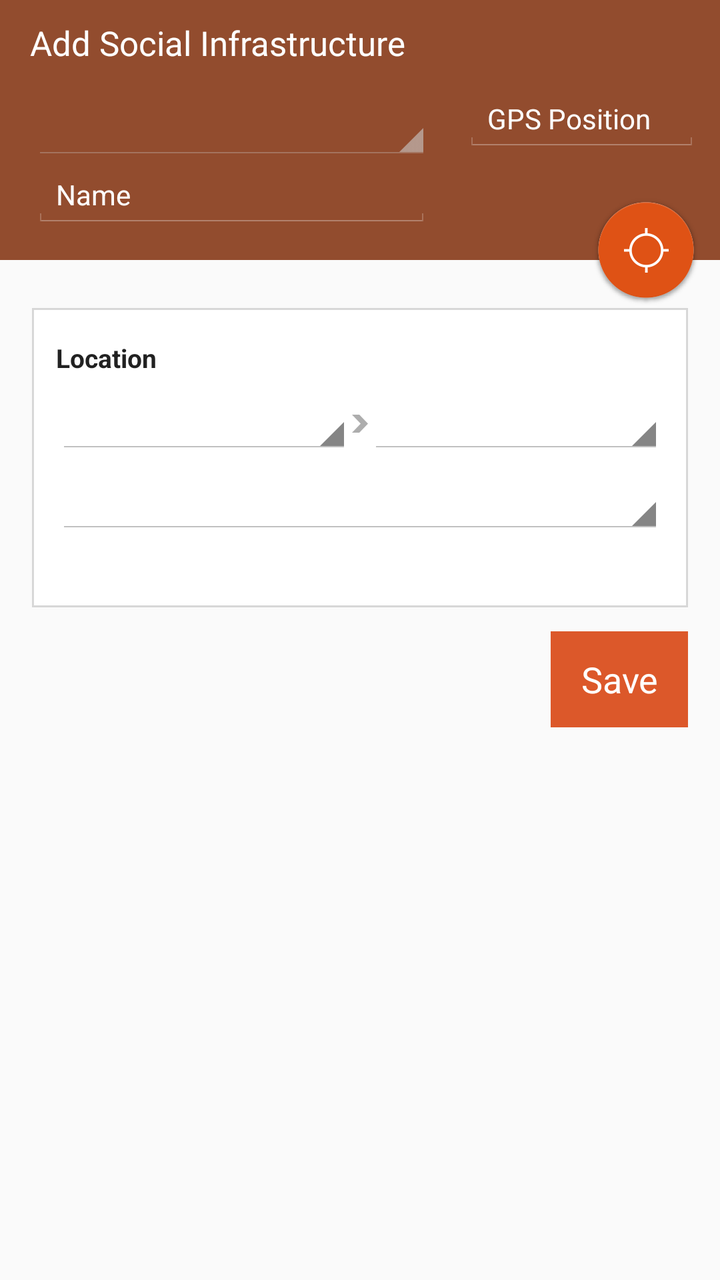
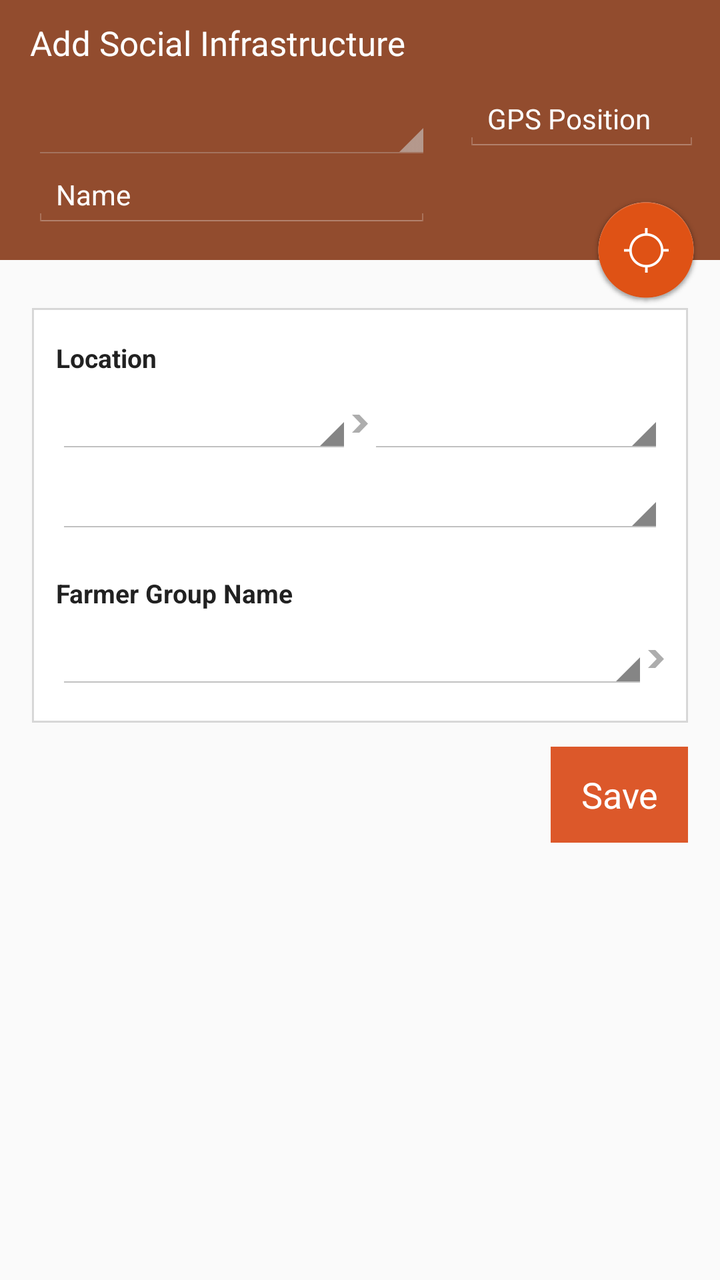

Before-and-after screenshots of an Android layout around one commit, followed by the original layout XML and the change that was made.
<!-- AndroidManifest.xml: application theme AppTheme -->
<!-- res/layout/activity_add_infrastructure.xml -->
<RelativeLayout xmlns:android="http://schemas.android.com/apk/res/android"
    xmlns:tools="http://schemas.android.com/tools" android:layout_width="match_parent"
    android:layout_height="match_parent"
    android:background="@color/ofis_page_background"
    tools:context="com.olam.digital.ofis.AddInfrastructureActivity"
    android:focusableInTouchMode="true"
    tools:ignore="Overdraw">

    <ImageView
        android:layout_width="match_parent"
        android:layout_height="130dp"
        android:id="@+id/topSectionBackground"
        android:background="@color/ofis_poi_screen_top_background_school"
        android:contentDescription="@string/cd_topSectionColour" />

    
    <ScrollView
        android:layout_width="wrap_content"
        android:layout_height="wrap_content"
        android:id="@+id/scrollView"
        android:layout_below="@+id/topSectionBackground"
        android:padding="0dp">

        <LinearLayout
            android:orientation="vertical"
            android:layout_width="match_parent"
            android:layout_height="wrap_content"
            android:id="@+id/bottomSection"
            android:background="@android:color/transparent"
            android:paddingLeft="@dimen/activity_horizontal_margin"
            android:paddingRight="@dimen/activity_horizontal_margin"
            android:paddingTop="@dimen/activity_vertical_margin"
            android:paddingBottom="@dimen/activity_vertical_margin"
            android:animateLayoutChanges="true">

            <LinearLayout
                android:orientation="vertical"
                android:layout_width="match_parent"
                android:layout_height="wrap_content"
                android:id="@+id/questionsSection"/>


            <LinearLayout
                android:orientation="vertical"
                android:layout_width="match_parent"
                android:layout_height="wrap_content"
                android:id="@+id/olamFundedWrapper"
                android:visibility="gone"
                android:paddingLeft="@dimen/ofis_large_pad"
                android:paddingRight="@dimen/ofis_large_pad"
                android:paddingBottom="@dimen/activity_vertical_margin"
                android:paddingTop="@dimen/activity_vertical_margin"
                android:background="@drawable/border_white_background">

                <Switch
                    android:layout_width="match_parent"
                    android:layout_height="wrap_content"
                    android:text="@string/ofis_olam_funded"
                    android:id="@+id/olamFunded"
                    android:textOff="@string/ofis_switch_text_no"
                    android:textOn="@string/ofis_switch_text_yes"
                    android:textSize="@dimen/ofis_small_text"
                    android:textStyle="bold"
                    android:switchTextAppearance="@style/SwitchText"
                    tools:ignore="RtlHardcoded" />

            </LinearLayout>

            <include
                android:visibility="gone"
                android:id="@+id/additional_components_school"
                android:layout_width="match_parent"
                android:layout_height="wrap_content"
                layout="@layout/include_additional_components_school" />
            <include
                android:visibility="gone"
                android:id="@+id/additional_components_buyingcentre"
                android:layout_width="match_parent"
                android:layout_height="wrap_content"
                layout="@layout/include_additional_components_buyingcentre" />
            <include
                android:visibility="gone"
                android:id="@+id/additional_components_cleanwatersupply"
                android:layout_width="match_parent"
                android:layout_height="wrap_content"
                layout="@layout/include_additional_components_cleanwatersupply" />
            <include
                android:visibility="gone"
                android:id="@+id/additional_components_healthcentre"
                android:layout_width="match_parent"
                android:layout_height="wrap_content"
                layout="@layout/include_additional_components_healthcentre" />

            
            <LinearLayout
                android:orientation="vertical"
                android:layout_width="match_parent"
                android:layout_height="wrap_content"
                android:paddingLeft="@dimen/ofis_large_pad"
                android:paddingRight="@dimen/ofis_large_pad"
                android:paddingBottom="@dimen/activity_vertical_margin"
                android:paddingTop="@dimen/activity_vertical_margin"
                android:background="@drawable/border_white_background"
                android:layout_marginTop="@dimen/ofis_med_pad">

                <TextView
                    android:layout_width="wrap_content"
                    android:layout_height="wrap_content"
                    android:textColor="@color/ofis_text_field"
                    android:textSize="@dimen/ofis_small_text"
                    android:text="@string/location"
                    android:textStyle="bold"
                    android:layout_marginBottom="@dimen/ofis_med_pad"/>

                <LinearLayout
                    android:orientation="horizontal"
                    android:layout_width="match_parent"
                    android:layout_height="wrap_content"
                    android:layout_marginBottom="@dimen/ofis_med_pad">

                    <Spinner
                        android:layout_width="match_parent"
                        android:layout_height="wrap_content"
                        android:id="@+id/spinner_country"
                        android:hint="@string/Country"
                        android:nextFocusDown="@+id/spinner_region"
                        android:nextFocusForward="@+id/spinner_region"
                        android:layout_weight="1"
                        android:layout_marginLeft="0dp"
                        />

                    <ImageView
                        android:layout_width="wrap_content"
                        android:layout_height="match_parent"
                        android:contentDescription="@string/ofis_cd_hierarchy_arrow"
                        android:src="@drawable/ic_spinner_hierarchy_arrow"
                        android:scaleType="center" />

                    <Spinner
                        android:layout_width="match_parent"
                        android:layout_height="wrap_content"
                        android:id="@+id/spinner_region"
                        android:nextFocusDown="@id/spinner_district"
                        android:layout_marginRight="0dp"
                        android:layout_weight="1" />

                </LinearLayout>

                <LinearLayout
                    android:orientation="horizontal"
                    android:layout_width="match_parent"
                    android:layout_height="wrap_content"
                    android:paddingBottom="@dimen/ofis_bottom_section_padding_vertical">

                    <Spinner
                        android:layout_width="0dp"
                        android:layout_height="wrap_content"
                        android:id="@+id/spinner_district"
                        android:layout_weight="1" />

                </LinearLayout>

            </LinearLayout>

            <RelativeLayout
                android:layout_width="match_parent"
                android:layout_height="match_parent"
                android:layout_marginTop="@dimen/ofis_large_pad">

                <Button
                    android:layout_width="wrap_content"
                    android:layout_height="wrap_content"
                    android:text="@string/Save"
                    android:id="@+id/buttonSave"
                    android:layout_alignParentEnd="true"
                    android:layout_alignParentRight="true"
                    android:layout_alignParentBottom="true"
                    android:background="@color/ofis_action_button_background"
                    android:textColor="@color/ofis_base_font_white"
                    android:paddingLeft="15dp"
                    android:paddingRight="15dp" />
            </RelativeLayout>

        </LinearLayout>
    </ScrollView>

    
    <TextView
        android:layout_width="match_parent"
        android:layout_height="wrap_content"
        android:text="@string/Add_Point_of_Interest"
        android:id="@+id/textView2"
        android:textColor="@color/ofis_base_font_white"
        android:textSize="@dimen/ofis_large_text"
        android:paddingRight="0dp"
        android:paddingLeft="15dp"
        android:paddingTop="10dp"
        android:maxLines="1" />

    
    <LinearLayout
        android:orientation="horizontal"
        android:layout_width="match_parent"
        android:layout_height="wrap_content"
        android:minHeight="120dp"
        android:id="@+id/topSection"
        android:layout_marginBottom="0dp"
        android:paddingBottom="0dp"
        android:layout_below="@id/textView2"
        android:baselineAligned="false">

        
        <LinearLayout
            android:orientation="vertical"
            android:layout_width="match_parent"
            android:layout_height="wrap_content"
            android:layout_weight="1"
            android:paddingLeft="@dimen/activity_horizontal_margin"
            android:paddingRight="@dimen/activity_horizontal_margin"
            android:paddingTop="@dimen/activity_vertical_margin"
            android:paddingBottom="@dimen/activity_vertical_margin">

            <Spinner
                android:layout_width="0dp"
                android:layout_height="0dp"
                android:id="@+id/spinner_modules"
                android:visibility="invisible"
                android:textColor="@color/ofis_base_font_white"
                style="@style/Spinner"/>

            
            <Spinner
                android:layout_width="match_parent"
                android:layout_height="wrap_content"
                android:id="@+id/spinner_submodules"
                android:textColor="@color/ofis_base_font_white"
                style="@style/Spinner"/>

            <EditText
                android:layout_width="match_parent"
                android:layout_height="wrap_content"
                android:inputType="textCapWords"
                android:id="@+id/poiName"
                android:textColor="@color/ofis_base_font_white"
                android:textSize="@dimen/ofis_input_field_text"
                android:maxLength="100"
                android:layout_marginBottom="@dimen/ofis_input_field_bottom_margin"
                android:hint="@string/Name"
                android:textColorHint="@color/ofis_base_font_white"
                android:background="@drawable/ofis_edit_text_holo_dark"
                />

        </LinearLayout>

        <RelativeLayout
            android:layout_width="wrap_content"
            android:layout_height="match_parent"
            android:layout_weight="1.8"
            android:paddingTop="10dp"
            android:paddingLeft="0dp"
            android:paddingRight="10dp">
            <EditText
                android:layout_width="match_parent"
                android:layout_height="wrap_content"
                android:id="@+id/gpsPosition"
                android:textColor="@color/ofis_base_font_white"
                android:textSize="@dimen/ofis_input_field_text"
                android:hint="@string/GPS_Position"
                android:textColorHint="@color/ofis_base_font_white"
                android:background="@drawable/ofis_edit_text_holo_dark"
                android:layout_marginBottom="@dimen/ofis_input_field_bottom_margin" />

            <ImageButton
                android:layout_width="wrap_content"
                android:layout_height="wrap_content"
                android:id="@+id/requestLocation"
                android:contentDescription="@string/record_farm_location_hint"
                android:src="@drawable/ic_actionbutton_location_searching"
                android:background="@android:color/transparent"
                android:layout_alignParentEnd="false"
                android:layout_alignParentBottom="true"
                android:layout_alignParentRight="true"
                android:padding="0dp"
                android:adjustViewBounds="false"
                android:scaleType="fitXY" />
        </RelativeLayout>

    </LinearLayout>

</RelativeLayout>
<!-- res/layout/include_additional_components_school.xml (included above) -->
<?xml version="1.0" encoding="utf-8"?>
<LinearLayout
    xmlns:android="http://schemas.android.com/apk/res/android"
    xmlns:tools="http://schemas.android.com/tools"
    android:orientation="horizontal"
    android:layout_width="match_parent"
    android:layout_height="match_parent"> 

  <LinearLayout
    android:orientation="vertical"
    android:layout_width="match_parent"
    android:layout_height="wrap_content"
    android:id="@+id/additional_school"
    android:background="@android:color/transparent"
      tools:ignore="UselessParent">

      <LinearLayout
          android:orientation="vertical"
          android:layout_width="match_parent"
          android:layout_height="wrap_content"
          android:paddingLeft="@dimen/ofis_large_pad"
          android:paddingRight="@dimen/ofis_large_pad"
          android:paddingBottom="@dimen/activity_vertical_margin"
          android:paddingTop="@dimen/activity_vertical_margin"
          android:background="@drawable/border_white_background"
          android:layout_marginTop="@dimen/ofis_med_pad">

          <TextView
              android:layout_width="match_parent"
              android:layout_height="wrap_content"
              android:textColor="@color/ofis_text_field"
              android:textSize="@dimen/ofis_small_text"
              android:text="@string/Capacity"
              android:textStyle="bold"
              />
          <EditText
              android:layout_width="match_parent"
              android:layout_height="wrap_content"
              android:inputType="number"
              android:id="@+id/editText_capacity"
              android:textColor="@color/ofis_text_field"
              android:textSize="@dimen/ofis_input_field_text"
              android:textColorHint="@color/ofis_text_field"
              android:hint="@string/ModuleAnswerHint"
              android:nextFocusDown="@+id/editText_numberOfClassRooms"/>

      </LinearLayout>

      <LinearLayout
          android:orientation="vertical"
          android:layout_width="match_parent"
          android:layout_height="wrap_content"
          android:paddingLeft="@dimen/ofis_large_pad"
          android:paddingRight="@dimen/ofis_large_pad"
          android:paddingBottom="@dimen/activity_vertical_margin"
          android:paddingTop="@dimen/activity_vertical_margin"
          android:background="@drawable/border_white_background"
          android:layout_marginTop="@dimen/ofis_med_pad">

          <TextView
              android:layout_width="match_parent"
              android:layout_height="wrap_content"
              android:textSize="@dimen/ofis_small_text"
              android:textColor="@color/ofis_text_field"
              android:text="@string/Number_of_Classrooms"
              android:textStyle="bold"
              />
          <EditText
              android:layout_width="match_parent"
              android:layout_height="wrap_content"
              android:inputType="number"
              android:id="@+id/editText_numberOfClassRooms"
              android:textColor="@color/ofis_text_field"
              android:textSize="@dimen/ofis_input_field_text"
              android:textColorHint="@color/ofis_text_field"
              android:hint="@string/ModuleAnswerHint"
              android:nextFocusDown="@+id/genderspinner"/>

      </LinearLayout>

      <LinearLayout
          android:orientation="vertical"
          android:layout_width="match_parent"
          android:layout_height="wrap_content"
          android:paddingLeft="@dimen/ofis_large_pad"
          android:paddingRight="@dimen/ofis_large_pad"
          android:paddingBottom="@dimen/activity_vertical_margin"
          android:paddingTop="@dimen/activity_vertical_margin"
          android:background="@drawable/border_white_background"
          android:layout_marginTop="@dimen/ofis_med_pad">

          <TextView
              android:layout_width="match_parent"
              android:layout_height="wrap_content"
              android:textSize="@dimen/ofis_small_text"
              android:textColor="@color/ofis_text_field"
              android:text="@string/ofis_select_gender"
              android:textStyle="bold"
              />
          <Spinner
              android:layout_width="match_parent"
              android:layout_height="wrap_content"
              android:id="@+id/genderspinner"
              android:textColor="@color/ofis_text_field"
              android:entries="@array/genders_2"
              android:nextFocusDown="@+id/educationlevels"/>

      </LinearLayout>

      <LinearLayout
          android:orientation="vertical"
          android:layout_width="match_parent"
          android:layout_height="wrap_content"
          android:paddingLeft="@dimen/ofis_large_pad"
          android:paddingRight="@dimen/ofis_large_pad"
          android:paddingBottom="@dimen/activity_vertical_margin"
          android:paddingTop="@dimen/activity_vertical_margin"
          android:background="@drawable/border_white_background"
          android:layout_marginTop="@dimen/ofis_med_pad">

          <TextView
              android:layout_width="match_parent"
              android:layout_height="wrap_content"
              android:textSize="@dimen/ofis_input_field_text"
              android:textColor="@color/ofis_text_field"
              android:text="@string/ofis_select_education_level"
              android:textStyle="bold"
              />

          <Spinner
              android:layout_width="match_parent"
              android:layout_height="wrap_content"
              android:id="@+id/educationlevels"
              android:textColor="@color/ofis_text_field"
              android:entries="@array/educationlevels"
              android:nextFocusDown="@+id/school_yearOpened"
              />

      </LinearLayout>

      <LinearLayout
          android:orientation="vertical"
          android:layout_width="match_parent"
          android:layout_height="wrap_content"
          android:paddingLeft="@dimen/ofis_large_pad"
          android:paddingRight="@dimen/ofis_large_pad"
          android:paddingBottom="@dimen/activity_vertical_margin"
          android:paddingTop="@dimen/activity_vertical_margin"
          android:background="@drawable/border_white_background"
          android:layout_marginTop="@dimen/ofis_med_pad">

            <TextView
              android:layout_width="match_parent"
              android:layout_height="wrap_content"
              android:textSize="@dimen/ofis_small_text"
              android:textColor="@color/ofis_text_field"
              android:text="@string/ofis_select_year_opened"
              android:textStyle="bold"
              />

            <Spinner
              android:layout_width="match_parent"
              android:layout_height="wrap_content"
              android:id="@+id/school_yearOpened"
              android:textColor="@color/ofis_text_field"
              android:nextFocusDown="@+id/spinner_country"
             />

      </LinearLayout>
    </LinearLayout>
</LinearLayout>
<!-- res/layout/include_additional_components_buyingcentre.xml (included above) -->
<?xml version="1.0" encoding="utf-8"?>
<LinearLayout
    xmlns:android="http://schemas.android.com/apk/res/android"
    xmlns:tools="http://schemas.android.com/tools"
    android:orientation="horizontal"
    android:layout_width="match_parent"
    android:layout_height="match_parent"> 

    <LinearLayout
        android:orientation="vertical"
        android:layout_width="match_parent"
        android:layout_height="wrap_content"
        android:id="@+id/additional_buyingcentre"
        android:background="@android:color/transparent"
        tools:ignore="UselessParent">

        <LinearLayout
            android:orientation="vertical"
            android:layout_width="match_parent"
            android:layout_height="wrap_content"
            android:paddingLeft="@dimen/ofis_large_pad"
            android:paddingRight="@dimen/ofis_large_pad"
            android:paddingBottom="@dimen/activity_vertical_margin"
            android:paddingTop="@dimen/activity_vertical_margin"
            android:background="@drawable/border_white_background"
            android:layout_marginTop="@dimen/ofis_med_pad">

            <TextView
                android:layout_width="match_parent"
                android:layout_height="wrap_content"
                android:textSize="@dimen/ofis_small_text"
                android:textColor="@color/ofis_text_field"
                android:text="@string/ofis_select_product"
                android:textStyle="bold" />

            <Spinner
                android:layout_width="match_parent"
                android:layout_height="wrap_content"
                android:textColor="@color/ofis_text_field"
                android:id="@+id/spinner_product"
                android:nextFocusDown="@+id/spinner_farmergroup"
                />

        </LinearLayout>

        <LinearLayout
            android:orientation="vertical"
            android:layout_width="match_parent"
            android:layout_height="wrap_content"
            android:paddingLeft="@dimen/ofis_large_pad"
            android:paddingRight="@dimen/ofis_large_pad"
            android:paddingBottom="@dimen/activity_vertical_margin"
            android:paddingTop="@dimen/activity_vertical_margin"
            android:background="@drawable/border_white_background"
            android:layout_marginTop="@dimen/ofis_med_pad">

            <TextView
                android:layout_width="match_parent"
                android:layout_height="wrap_content"
                android:textSize="@dimen/ofis_small_text"
                android:textColor="@color/ofis_text_field"
                android:text="@string/Farmer_Group_Name"
                android:textStyle="bold" />

            <Spinner
                android:layout_width="match_parent"
                android:layout_height="wrap_content"
                android:textColor="@color/ofis_text_field"
                android:id="@+id/spinner_farmergroup"
                android:nextFocusDown="@+id/spinner_country"
                />

        </LinearLayout>

    </LinearLayout>
</LinearLayout>
<!-- res/layout/include_additional_components_cleanwatersupply.xml (included above) -->
<?xml version="1.0" encoding="utf-8"?>
<LinearLayout
    xmlns:android="http://schemas.android.com/apk/res/android"
    android:orientation="horizontal"
    android:layout_width="match_parent"
    android:layout_height="match_parent"
    android:background="@android:color/transparent"> 

    <LinearLayout
        android:orientation="vertical"
        android:layout_width="match_parent"
        android:layout_height="wrap_content"
        android:id="@+id/additional_cleanwater"
        android:background="@android:color/transparent">

        <LinearLayout
            android:orientation="vertical"
            android:layout_width="match_parent"
            android:layout_height="wrap_content"
            android:paddingLeft="@dimen/ofis_large_pad"
            android:paddingRight="@dimen/ofis_large_pad"
            android:paddingBottom="@dimen/activity_vertical_margin"
            android:paddingTop="@dimen/activity_vertical_margin"
            android:background="@drawable/border_white_background"
            android:layout_marginTop="@dimen/ofis_med_pad">


                <TextView
                    android:layout_width="match_parent"
                    android:layout_height="wrap_content"
                    android:textSize="@dimen/ofis_small_text"
                    android:textColor="@color/ofis_text_field"
                    android:text="@string/ofis_select_supply_type"
                    android:textStyle="bold"
                    />

                <Spinner
                    android:layout_width="match_parent"
                    android:layout_height="wrap_content"
                    android:id="@+id/spinner_typeOfCleanWater"
                    android:textColor="@color/ofis_text_field"
                    android:entries="@array/clean_water_types"
                    />

        </LinearLayout>

        <LinearLayout
            android:orientation="vertical"
            android:layout_width="match_parent"
            android:layout_height="wrap_content"
            android:paddingLeft="@dimen/ofis_large_pad"
            android:paddingRight="@dimen/ofis_large_pad"
            android:paddingBottom="@dimen/activity_vertical_margin"
            android:paddingTop="@dimen/activity_vertical_margin"
            android:background="@drawable/border_white_background"
            android:layout_marginTop="@dimen/ofis_med_pad">

            <TextView
                android:layout_width="match_parent"
                android:layout_height="wrap_content"
                android:textSize="@dimen/ofis_small_text"
                android:textColor="@color/ofis_text_field"
                android:text="@string/ofis_select_year_opened"
                android:textStyle="bold"
                />

            <Spinner
                android:layout_width="match_parent"
                android:layout_height="wrap_content"
                android:id="@+id/cleanWater_yearOpened"
                android:textColor="@color/ofis_text_field"
                android:nextFocusDown="@+id/spinner_country"
                />

        </LinearLayout>

    </LinearLayout>

</LinearLayout>
<!-- res/layout/include_additional_components_healthcentre.xml (included above) -->
<?xml version="1.0" encoding="utf-8"?>
<LinearLayout
    xmlns:android="http://schemas.android.com/apk/res/android"
    android:orientation="horizontal"
    android:layout_width="match_parent"
    android:layout_height="match_parent"
    android:background="@android:color/transparent"> 

    <LinearLayout
        android:orientation="vertical"
        android:layout_width="match_parent"
        android:layout_height="wrap_content"
        android:id="@+id/additional_healthcentre"
        android:paddingLeft="@dimen/ofis_large_pad"
        android:paddingRight="@dimen/ofis_large_pad"
        android:paddingBottom="@dimen/activity_vertical_margin"
        android:paddingTop="@dimen/activity_vertical_margin"
        android:background="@drawable/border_white_background"
        android:layout_marginTop="@dimen/ofis_med_pad">

        <TextView
            android:layout_width="match_parent"
            android:layout_height="wrap_content"
            android:textSize="@dimen/ofis_small_text"
            android:textColor="@color/ofis_text_field"
            android:text="@string/ofis_select_year_opened"
            android:textStyle="bold"
            />

        <Spinner
            android:layout_width="match_parent"
            android:layout_height="wrap_content"
            android:id="@+id/healthCentre_yearOpened"
            android:textColor="@color/ofis_text_field"
            android:nextFocusDown="@+id/spinner_country"
            />

    </LinearLayout>
</LinearLayout>
<!-- resources referenced by this layout -->
<resources>
  <string-array name="clean_water_types">
          <item>Borehole</item>
          <item>Well</item>
          <item>Pipe</item>
          <item>Spring</item>
      </string-array>
  <string-array name="educationlevels">
          <item>Nursery</item>
          <item>Primary</item>
          <item>Junior Secondary</item>
          <item>Senior Secondary</item>
          <item>Graduate</item>
      </string-array>
  <string-array name="genders_2">
          <item>Male</item>
          <item>Female</item>
          <item>Coeducational</item>
      </string-array>
  <color name="ofis_action_button_background">#dc582a</color>
  <color name="ofis_base_font_white">#ffffff</color>
  <color name="ofis_page_background">#fffafafa</color>
  <color name="ofis_poi_screen_top_background_school">#924c2e</color>
  <color name="ofis_text_field">#DE000000</color>
  <dimen name="activity_horizontal_margin">16dp</dimen>
  <dimen name="activity_vertical_margin">16dp</dimen>
  <dimen name="ofis_bottom_section_padding_vertical">20dp</dimen>
  <dimen name="ofis_input_field_bottom_margin">10dp</dimen>
  <dimen name="ofis_input_field_text">14sp</dimen>
  <dimen name="ofis_large_pad">12dp</dimen>
  <dimen name="ofis_large_text">17sp</dimen>
  <dimen name="ofis_med_pad">8dp</dimen>
  <dimen name="ofis_small_text">13sp</dimen>
  <string name="Add_Point_of_Interest">Add Social Infrastructure</string>
  <string name="Capacity">Pupil Capacity</string>
  <string name="Country">Country</string>
  <string name="Farmer_Group_Name">Farmer Group Name</string>
  <string name="GPS_Position">GPS Position</string>
  <string name="ModuleAnswerHint">Answer</string>
  <string name="Name">Name</string>
  <string name="Number_of_Classrooms">Number of Classrooms</string>
  <string name="Save">Save</string>
  <string name="cd_topSectionColour">Coloured background for section</string>
  <string name="location">Location</string>
  <string name="ofis_cd_hierarchy_arrow">Arrow pointing right</string>
  <string name="ofis_olam_funded">Olam Funded?</string>
  <string name="ofis_select_education_level">Education Level</string>
  <string name="ofis_select_gender">Gender</string>
  <string name="ofis_select_product">Product Bought</string>
  <string name="ofis_select_supply_type">Type of Water Supply</string>
  <string name="ofis_select_year_opened">Year Opened</string>
  <string name="ofis_switch_text_no">No</string>
  <string name="ofis_switch_text_yes">Yes</string>
  <string name="record_farm_location_hint">Tap to get GPS</string>
  <style name="SwitchText">
          <item name="android:textSize">@dimen/ofis_med_text</item>
      </style>
  <color name="ofis_input_field_separator">#26000000</color>
  <dimen name="ofis_med_text">15sp</dimen>
  <style name="SpinnerItem" parent="android:Widget.Holo.DropDownItem">
          <item name="android:textColor">@color/ofis_base_font_white</item>
          <item name="android:textSize">@dimen/ofis_spinner_text</item>
      </style>
  <style name="StandardSpinner" parent="android:Widget.Holo.Light.ListView">
          <item name="android:dividerHeight">@dimen/ofis_spinner_itemseparator</item>
          <item name="android:divider">@color/ofis_spinner_divider</item>
      </style>
  <style name="AppTheme.ActionBarStyle" parent="android:Widget.Holo.Light.ActionBar">
          <item name="android:titleTextStyle">@style/AppTheme.ActionBar.TitleTextStyle</item>
      </style>
  <dimen name="ofis_spinner_text">14sp</dimen>
  <color name="ofis_spinner_item_background">@color/ofis_actionbar_background</color>
  <dimen name="ofis_spinner_itemseparator">1dp</dimen>
  <color name="ofis_spinner_divider">#ff333333</color>
  <style name="AppTheme.ActionBar.TitleTextStyle" parent="android:TextAppearance">
          <item name="android:textSize">@dimen/ofis_med_text</item>
      </style>
  <color name="ofis_actionbar_background">#dddddd</color>
  <!-- unchanged entries left out for length: 27 -->
</resources>

<!-- the commit's change to res/layout/activity_add_infrastructure.xml (unified diff, before → after) -->
@@ -159,6 +159,60 @@
                         android:layout_weight="1" />
 
                 </LinearLayout>
+
+
+                
+                <TextView
+                    android:layout_width="wrap_content"
+                    android:layout_height="wrap_content"
+                    android:textColor="@color/ofis_text_field"
+                    android:textSize="@dimen/ofis_small_text"
+                    android:text="@string/Farmer_Group_Name"
+                    android:textStyle="bold"
+                    android:layout_marginBottom="@dimen/ofis_med_pad"/>
+
+                <LinearLayout
+                    android:orientation="horizontal"
+                    android:layout_width="match_parent"
+                    android:layout_height="wrap_content">
+
+                    <Spinner
+                        android:layout_width="match_parent"
+                        android:layout_height="wrap_content"
+                        android:id="@+id/spinner_farmerGroup"
+                        android:layout_weight="1"
+                        android:layout_marginLeft="0dp"
+                        android:layout_marginStart="0dp"
+                        android:focusable="true"
+                        android:focusableInTouchMode="true"
+                        android:nextFocusDown="@+id/spinner_section"
+                        android:nextFocusForward="@+id/spinner_section"/>
+
+                    <ImageView
+                        android:layout_width="wrap_content"
+                        android:layout_height="match_parent"
+                        android:contentDescription="@string/ofis_cd_hierarchy_arrow"
+                        android:src="@drawable/ic_spinner_hierarchy_arrow"
+                        android:scaleType="center"
+                        android:id="@+id/haFarmerGroup" />
+
+                    <Spinner
+                        android:layout_width="match_parent"
+                        android:layout_height="wrap_content"
+                        android:id="@+id/spinner_section"
+                        android:layout_marginRight="0dp"
+                        android:layout_marginEnd="0dp"
+                        android:visibility="gone"
+                        android:layout_weight="1"
+                        android:focusable="true"
+                        android:focusableInTouchMode="true" />
+
+                </LinearLayout>
+
+
+                
+
+
 
             </LinearLayout>
 
